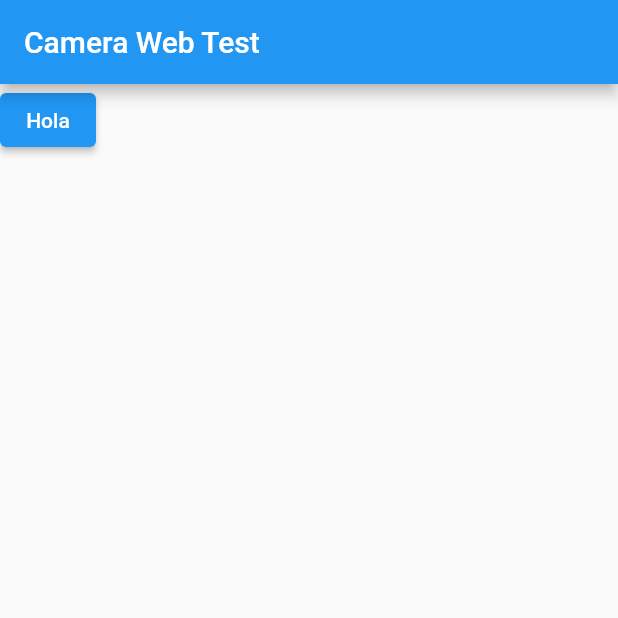
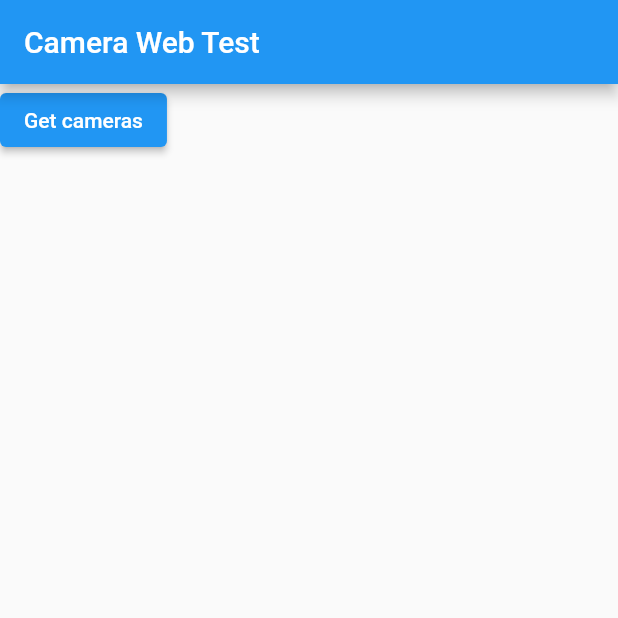
Before and after one commit to ramirezsebas/camera_test_flutter_web, a Flutter app: the screen it shows after launch, on a phone screen of 412 x 824 dp, the top half of it. Run offline on Flutter 3.47's test engine with Material 2 defaults, Android fonts, the phone set to English and light mode, and no system bars; missing offline and left inert: camera_web.

Commit message:
Agregamos manejo de error

```diff
--- a/lib/main.dart
+++ b/lib/main.dart
@@ -55,11 +55,18 @@ class MyApp extends StatelessWidget {
                   final camera = cameras.first;
 
                   print(camera.toString());
+
+                //   await cameraPlugin.initializeCamera(camera.name);
                 } catch (e) {
+                  ScaffoldMessenger.of(context).showSnackBar(
+                    SnackBar(
+                      content: Text(e.toString()),
+                    ),
+                  );
                   print(e.toString());
                 }
               },
-              child: const Text("Hola"),
+              child: const Text("Get cameras"),
             )
           ],
         ),
```
